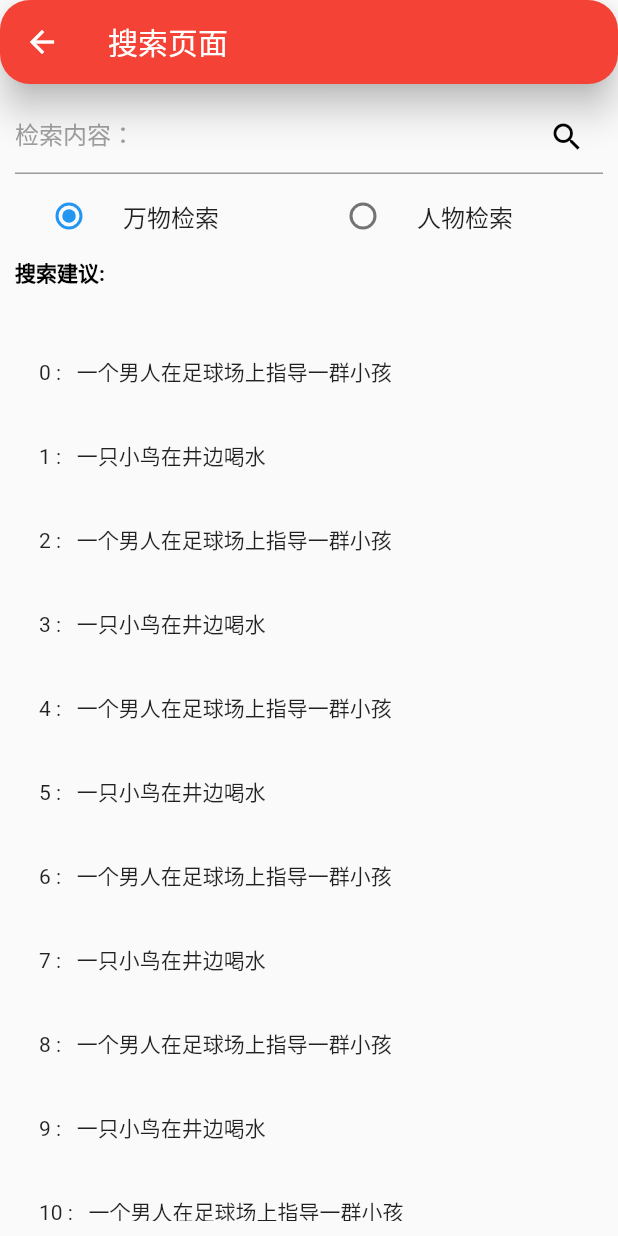
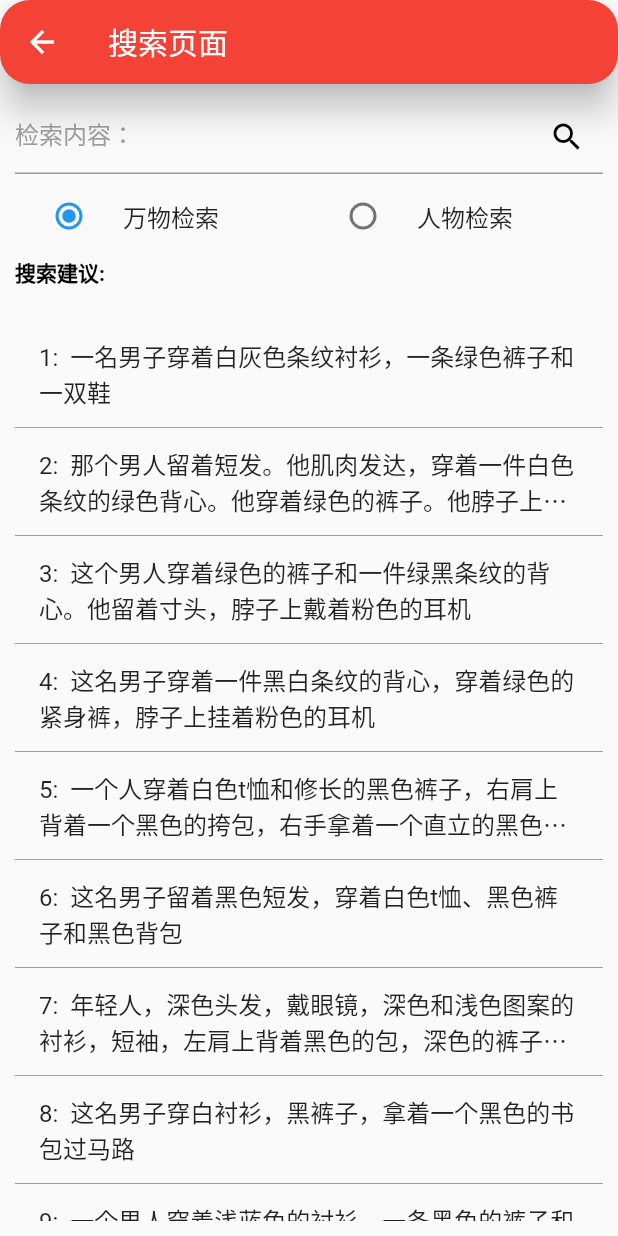
Before and after one commit to Mr-Lobster/smart_photo_album, a Flutter app: the SearchPage screen opened directly, on a phone screen of 412 x 824 dp. Run offline on Flutter 3.47's test engine with Material 2 defaults, Android fonts, the phone set to English and light mode, and no system bars; our stand-ins replace dio, fluttertoast, photo_view; missing offline and left inert: photo_manager, pinch_zoom_image_last.

Commit message:
定稿！

```diff
--- a/lib/routes/album_content_page.dart
+++ b/lib/routes/album_content_page.dart
@@ -40,10 +40,8 @@ class AlbumContentPage extends StatelessWidget {
                           context.watch<SingleProvider>().thumData.length) {
                         if (index ==
                             context.watch<SingleProvider>().albumLength) {
-                          return const Expanded(
-                            child: Center(
-                              child: Text("加载完毕"),
-                            ),
+                          return const Center(
+                            child: Text("加载完毕"),
                           );
                         } else {
                           context.watch<SingleProvider>().getMoreData();
--- a/lib/routes/search_page.dart
+++ b/lib/routes/search_page.dart
@@ -9,19 +9,30 @@ class SearchPage extends StatefulWidget {
 }
 
 class _SearchPageState extends State<SearchPage> {
+  int current_search = 0;
   late TextEditingController _controller;
   var _radioGroupValue = '万物检索';
   List<String> advice = [
-    "一个男人在足球场上指导一群小孩",
-    "一只小鸟在井边喝水",
-    "一个男人在足球场上指导一群小孩",
-    "一只小鸟在井边喝水",
-    "一个男人在足球场上指导一群小孩",
-    "一只小鸟在井边喝水",
-    "一个男人在足球场上指导一群小孩",
-    "一只小鸟在井边喝水",
-    "一个男人在足球场上指导一群小孩",
-    "一只小鸟在井边喝水",
+    "一名男子穿着白灰色条纹衬衫，一条绿色裤子和一双鞋",
+    "那个男人留着短发。他肌肉发达，穿着一件白色条纹的绿色背心。他穿着绿色的裤子。他脖子上挂着粉色的耳机。他手里拿着一个杯子。",
+    "这个男人穿着绿色的裤子和一件绿黑条纹的背心。他留着寸头，脖子上戴着粉色的耳机",
+    "这名男子穿着一件黑白条纹的背心，穿着绿色的紧身裤，脖子上挂着粉色的耳机",
+    "一个人穿着白色t恤和修长的黑色裤子，右肩上背着一个黑色的挎包，右手拿着一个直立的黑色物体",
+    "这名男子留着黑色短发，穿着白色t恤、黑色裤子和黑色背包",
+    "年轻人，深色头发，戴眼镜，深色和浅色图案的衬衫，短袖，左肩上背着黑色的包，深色的裤子，浅色的鞋子",
+    "这名男子穿白衬衫，黑裤子，拿着一个黑色的书包过马路",
+    "一个男人穿着浅蓝色的衬衫，一条黑色的裤子和一双灰色的鞋子",
+    "他穿着浅色t恤，深色裤子，浅色运动鞋。他有一个黑色的大背包和一副眼镜",
+    "一个棕色头发的女孩，梳着波波头，穿着牛仔裤和黑灰色t恤，正从镜头前走开",
+    "一名女子穿着短袖，黑白相间的蓝色条纹衬衫，一条蓝色牛仔裤裤子和一双紫白相间的鞋子",
+    "这个小女孩穿着浅蓝色的紧身牛仔裤和灰色的束腰上衣。她的鞋子上有霓虹绿色的鞋带。她有一个背包在前面",
+    "一个黑头发到耳朵的女人，前面背着一个深蓝色的双肩包，戴着眼镜，穿着灰色的t恤和一双系着亮色鞋带的运动鞋",
+    "那个女人肩上背着一个黑白相间的钱包，她在微笑",
+    "一个女人穿着黄色的衬衫，黑白相间的印花裤子和黑白相间的鞋子",
+    "这个女人穿着一件青色的t恤，黑色的裤子和蓝色的网球鞋。她戴着眼镜，背着一个红色的背包",
+    "一个女人穿着蓝色的衬衫，一条深蓝色的裤子和一双黑白相间的鞋子",
+    "黑发男子戴眼镜，穿长袖衬衫，深色牛仔裤和黑色鞋子",
+    "一名留着黑色短发的男子穿着灰黑相间的夹克、黑色的裤子、黑色的鞋子和黑色的背包",
   ];
 
   @override
@@ -74,7 +85,7 @@ class _SearchPageState extends State<SearchPage> {
                           builder: (context) {
                             var input = _controller.text.toString();
                             return ResponsePage(
-                              queryStr: input,
+                              queryStr: (current_search++).toString(),
                               mode: 1,
                             ); //返回的是需要跳转单页面
                           },
@@ -111,7 +122,7 @@ class _SearchPageState extends State<SearchPage> {
                                 builder: (context) {
                                   var input = _controller.text.toString();
                                   return ResponsePage(
-                                    queryStr: input,
+                                    queryStr: (current_search++).toString(),
                                     mode: 1,
                                   ); //返回的是需要跳转单页面
                                 },
@@ -128,23 +139,25 @@ class _SearchPageState extends State<SearchPage> {
                   )),
               SizedBox(
                 height: 50,
+                //width: MediaQuery.of(context).size.width - 10,
+                child: Container(
                   child: _buildEditable(),
+                ),
               ),
               const SizedBox(
                 height: 5,
               ),
               const SizedBox(
                 height: 50,
-                  child: Expanded(
                 child: Text("搜索建议:",
                     style: TextStyle(
                       color: Colors.black,
                       fontWeight: FontWeight.bold,
                     )),
-                  )),
+              ),
               Expanded(
                 // height: MediaQuery.of(context).size.height - 280,
-                child: ListView.builder(
+                child: ListView.separated(
                   itemCount: 20,
                   itemBuilder: (BuildContext context, int index) {
                     return GestureDetector(
@@ -152,18 +165,28 @@ class _SearchPageState extends State<SearchPage> {
                           Navigator.of(context).push(MaterialPageRoute(
                             builder: (context) {
                               return ResponsePage(
-                                  queryStr: advice[index % 10],
-                                  mode: 2,
+                                queryStr: index.toString(),
+                                mode: 1,
                               ); //返回的是需要跳转单页面
                             },
                           ));
                         },
+                        child: SizedBox(
                           child: ListTile(
-                            leading: Text(index.toString() +
-                                " :   " +
-                                advice[index % 10]),
+                            title: Text(
+                              (index + 1).toString() + ":  " + advice[index],
+                              overflow: TextOverflow.ellipsis,
+                              maxLines: 2,
+                            ),
+                          ),
                         ));
-                    }),
+                  },
+                  separatorBuilder: (BuildContext context, int index) {
+                    return const Divider(
+                      color: Colors.grey,
+                    );
+                  },
+                ),
               )
             ],
           ),
--- a/lib/routes/setting_page.dart
+++ b/lib/routes/setting_page.dart
@@ -68,7 +68,7 @@ class SettingPageState extends State<SettingPage> {
                         title: Text(
                           "应用名称",
                         ),
-                        trailing: Text("万物检索图库"),
+                        trailing: Text("跨模态检索相册"),
                       ),
                       const Divider(height: 0),
                       const ListTile(
```
Also changed, not shown: 8 other files. Lines whose indentation alone changed are shown as unchanged.
